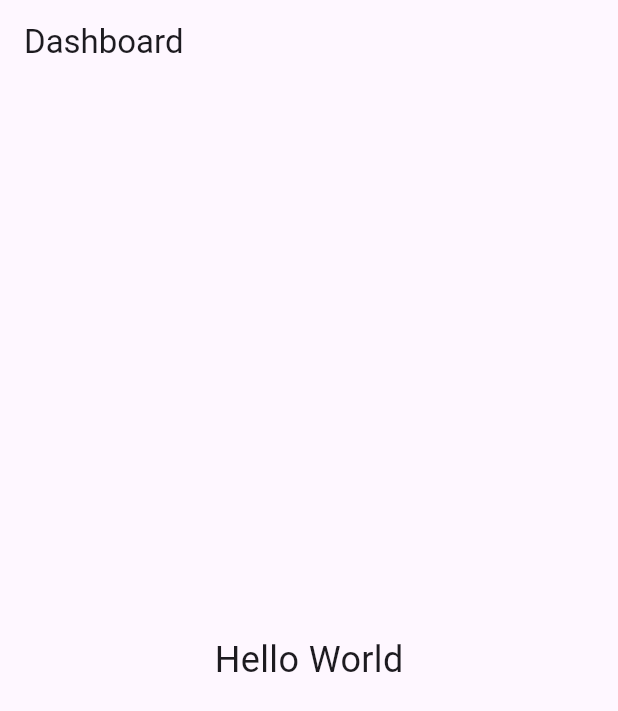
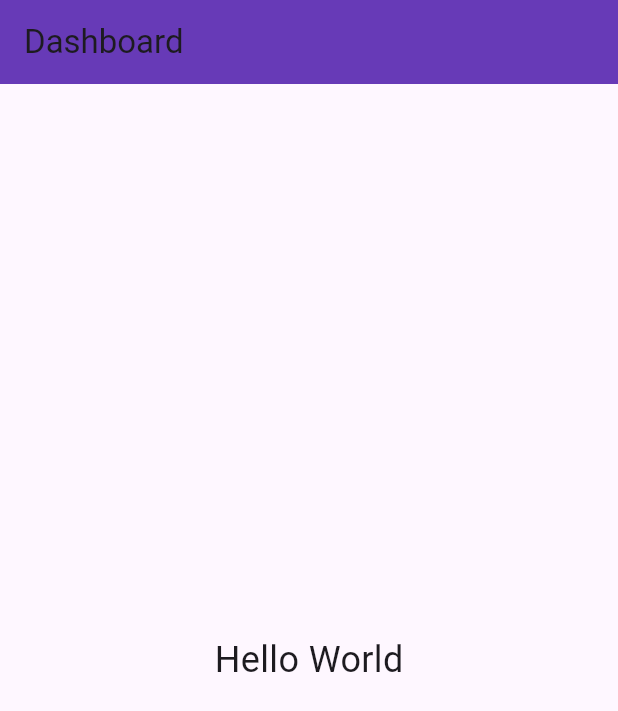
Before and after one commit to aiocrafters/my-app-flutter, a Flutter app: the screen it shows after launch, on a phone screen of 412 x 824 dp. Shown: the top 711 px of the screen. Run offline on Flutter 3.47's test engine with Material 3 defaults, Android fonts, the phone set to English and light mode, and no system bars.

Commit message:
feat(ui): add AppBar to Dashboard screen and set as home

```diff
--- a/lib/dashboard.dart
+++ b/lib/dashboard.dart
@@ -6,7 +6,10 @@ class DashboardScreen extends StatelessWidget {
   @override
   Widget build(BuildContext context) {
     return Scaffold(
-      appBar: AppBar(title: const Text('Dashboard')),
+      appBar: AppBar(
+        title: const Text('Dashboard'),
+        backgroundColor: Colors.deepPurple, // Optional styling
+      ),
       body: const Center(
         child: Text('Hello World', style: TextStyle(fontSize: 24)),
       ),
```
